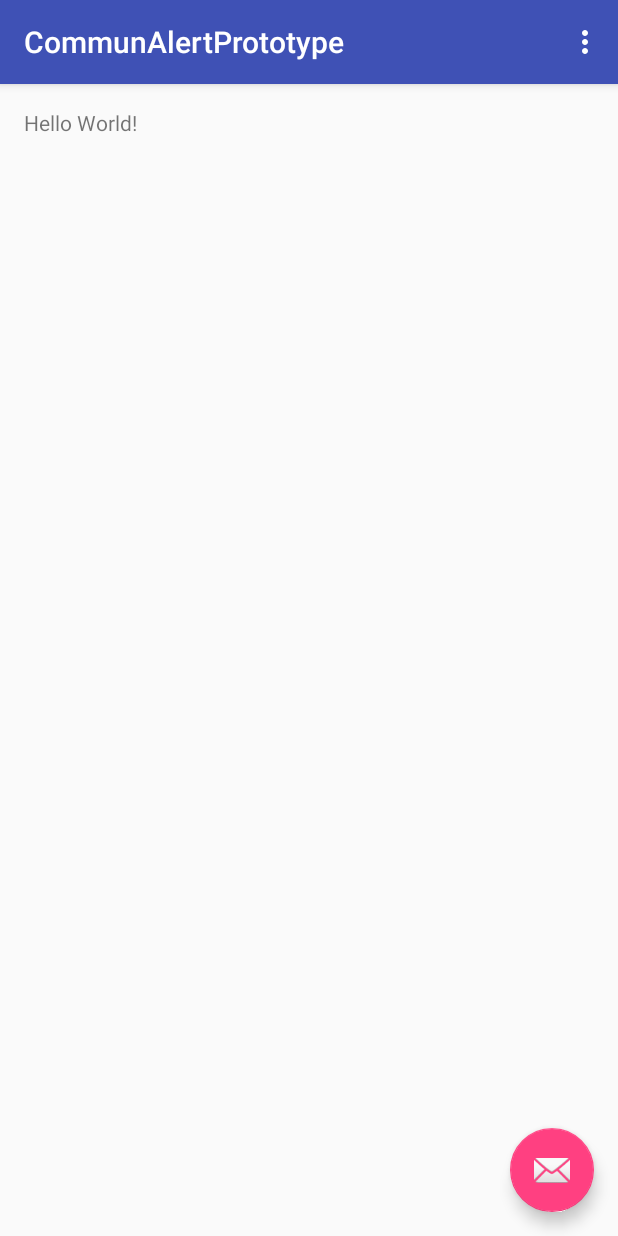
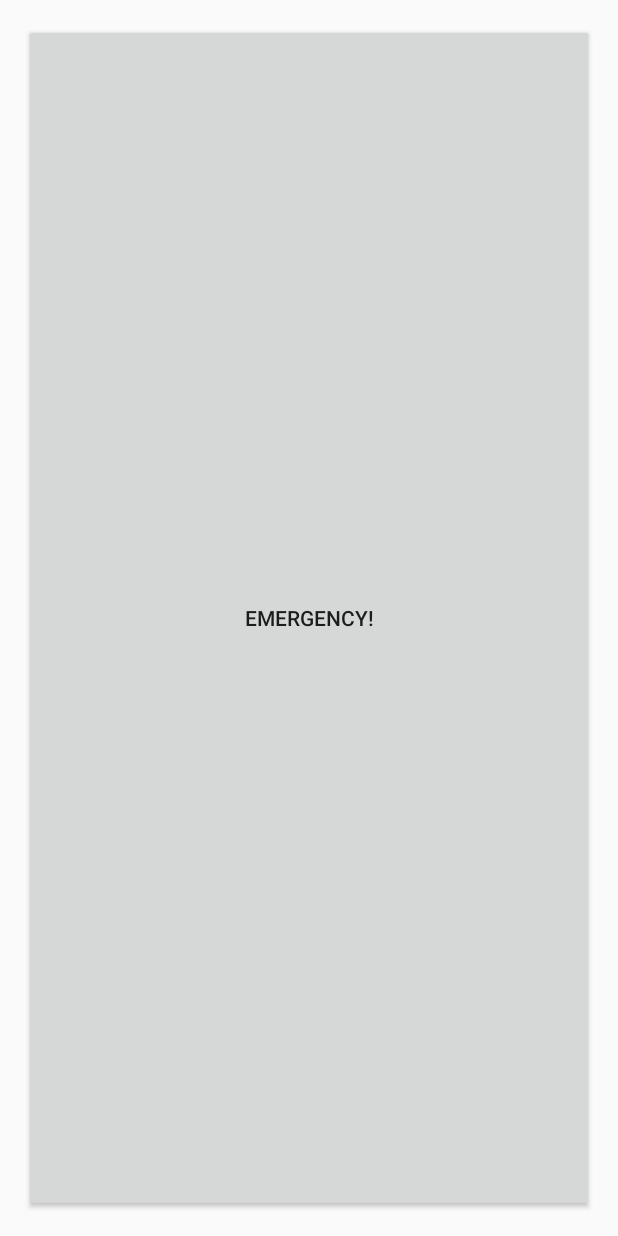
Before and after one commit to mabotkin/communalert, an Android app: the screen it shows after launch (ReportActivity), on a phone screen of 412 x 824 dp. Run offline under Robolectric (Android 15) with nearby library versions, the phone set to English and light mode, and no system bars.

Commit message:
Button Location Functionality
Added single emergency button with an onClickListener that utilizes a
LocationManager in order to retrieve longitude and latitude coordinates
every time button is pressed.

```diff
--- a/CommunAlertPrototype/app/src/main/AndroidManifest.xml
+++ b/CommunAlertPrototype/app/src/main/AndroidManifest.xml
@@ -1,7 +1,7 @@
 <?xml version="1.0" encoding="utf-8"?>
 <manifest xmlns:android="http://schemas.android.com/apk/res/android"
     package="com.example.akalra.communalertprototype">
-
+    <uses-permission android:name="android.permission.ACCESS_FINE_LOCATION" />
     <application
         android:allowBackup="true"
         android:icon="@mipmap/ic_launcher"
--- a/CommunAlertPrototype/app/src/main/java/com/example/akalra/communalertprototype/ReportActivity.java
+++ b/CommunAlertPrototype/app/src/main/java/com/example/akalra/communalertprototype/ReportActivity.java
@@ -1,5 +1,9 @@
 package com.example.akalra.communalertprototype;
 
+import android.content.Context;
+import android.location.Location;
+import android.location.LocationListener;
+import android.location.LocationManager;
 import android.os.Bundle;
 import android.support.design.widget.FloatingActionButton;
 import android.support.design.widget.Snackbar;
@@ -11,42 +15,43 @@ import android.view.MenuItem;
 
 public class ReportActivity extends AppCompatActivity {
 
+    LocationManager lm;
+    LocationListener ll;
+    double longitude;
+    double latitude;
     @Override
     protected void onCreate(Bundle savedInstanceState) {
         super.onCreate(savedInstanceState);
         setContentView(R.layout.activity_report);
-        Toolbar toolbar = (Toolbar) findViewById(R.id.toolbar);
-        setSupportActionBar(toolbar);
 
-        FloatingActionButton fab = (FloatingActionButton) findViewById(R.id.fab);
-        fab.setOnClickListener(new View.OnClickListener() {
+        lm = (LocationManager) this.getSystemService(Context.LOCATION_SERVICE);
+
+        ll = new LocationListener() {
             @Override
-            public void onClick(View view) {
-                Snackbar.make(view, "Replace with your own action", Snackbar.LENGTH_LONG)
-                        .setAction("Action", null).show();
+            public void onLocationChanged(Location location) {
+                longitude = location.getLongitude();
+                latitude = location.getLatitude();
             }
-        });
+
+            @Override
+            public void onStatusChanged(String provider, int status, Bundle extras) {
+
+            }
+
+            @Override
+            public void onProviderEnabled(String provider) {
+
+            }
+
+            @Override
+            public void onProviderDisabled(String provider) {
+
+            }
+        };
     }
 
-    @Override
-    public boolean onCreateOptionsMenu(Menu menu) {
-        // Inflate the menu; this adds items to the action bar if it is present.
-        getMenuInflater().inflate(R.menu.menu_report, menu);
-        return true;
-    }
+    public void report(View view) throws SecurityException{
+        lm.requestLocationUpdates(LocationManager.GPS_PROVIDER, 5000, 10, ll);
 
-    @Override
-    public boolean onOptionsItemSelected(MenuItem item) {
-        // Handle action bar item clicks here. The action bar will
-        // automatically handle clicks on the Home/Up button, so long
-        // as you specify a parent activity in AndroidManifest.xml.
-        int id = item.getItemId();
-
-        //noinspection SimplifiableIfStatement
-        if (id == R.id.action_settings) {
-            return true;
-        }
-
-        return super.onOptionsItemSelected(item);
     }
 }
--- a/CommunAlertPrototype/app/src/main/res/layout/activity_report.xml
+++ b/CommunAlertPrototype/app/src/main/res/layout/activity_report.xml
@@ -1,34 +1,12 @@
 <?xml version="1.0" encoding="utf-8"?>
 <android.support.design.widget.CoordinatorLayout xmlns:android="http://schemas.android.com/apk/res/android"
-    xmlns:app="http://schemas.android.com/apk/res-auto"
+
     xmlns:tools="http://schemas.android.com/tools"
     android:layout_width="match_parent"
     android:layout_height="match_parent"
     android:fitsSystemWindows="true"
     tools:context="com.example.akalra.communalertprototype.ReportActivity">
 
-    <android.support.design.widget.AppBarLayout
-        android:layout_width="match_parent"
-        android:layout_height="wrap_content"
-        android:theme="@style/AppTheme.AppBarOverlay">
-
-        <android.support.v7.widget.Toolbar
-            android:id="@+id/toolbar"
-            android:layout_width="match_parent"
-            android:layout_height="?attr/actionBarSize"
-            android:background="?attr/colorPrimary"
-            app:popupTheme="@style/AppTheme.PopupOverlay" />
-
-    </android.support.design.widget.AppBarLayout>
-
     <include layout="@layout/content_report" />
 
-    <android.support.design.widget.FloatingActionButton
-        android:id="@+id/fab"
-        android:layout_width="wrap_content"
-        android:layout_height="wrap_content"
-        android:layout_gravity="bottom|end"
-        android:layout_margin="@dimen/fab_margin"
-        android:src="@android:drawable/ic_dialog_email" />
-
 </android.support.design.widget.CoordinatorLayout>
--- a/CommunAlertPrototype/app/src/main/res/layout/content_report.xml
+++ b/CommunAlertPrototype/app/src/main/res/layout/content_report.xml
@@ -12,8 +12,14 @@
     tools:context="com.example.akalra.communalertprototype.ReportActivity"
     tools:showIn="@layout/activity_report">
 
-    <TextView
-        android:layout_width="wrap_content"
-        android:layout_height="wrap_content"
-        android:text="Hello World!" />
+
+
+    <Button
+        android:layout_width="fill_parent"
+        android:layout_height="fill_parent"
+        android:text="EMERGENCY!"
+        android:layout_centerHorizontal="true"
+        android:layout_centerVertical="true"
+        android:onClick="report"/>
+
 </RelativeLayout>
```
